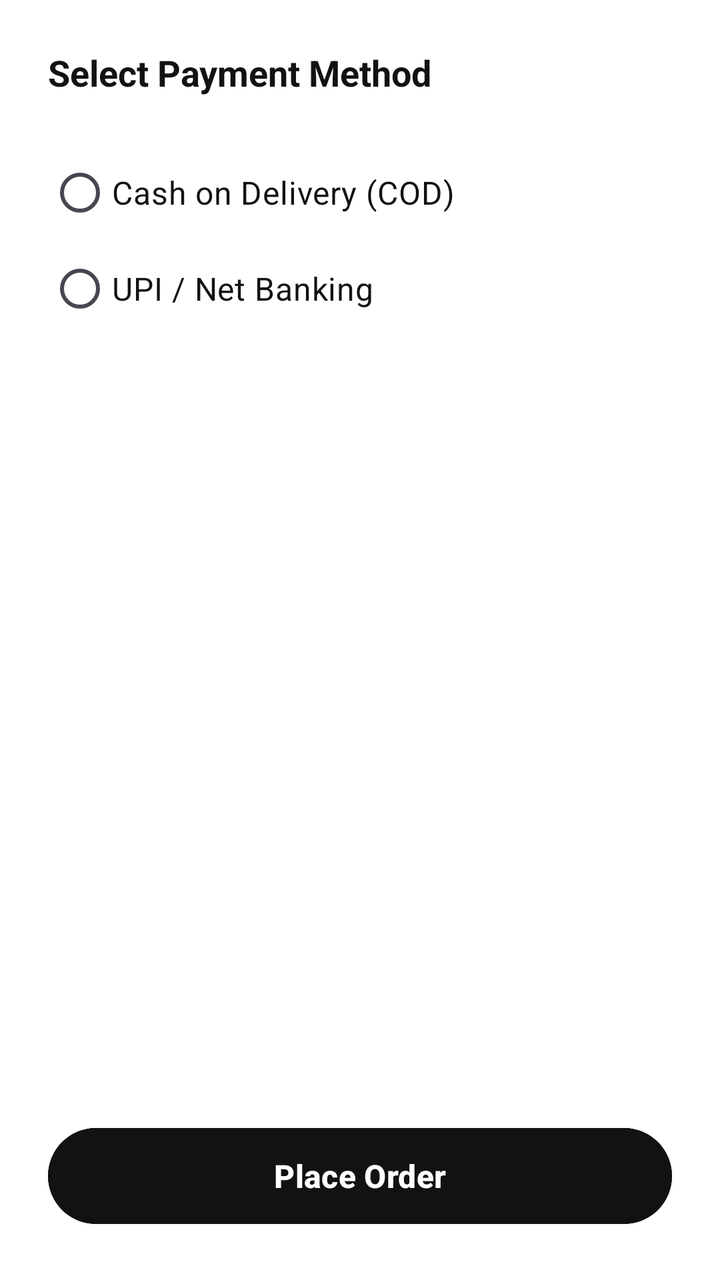
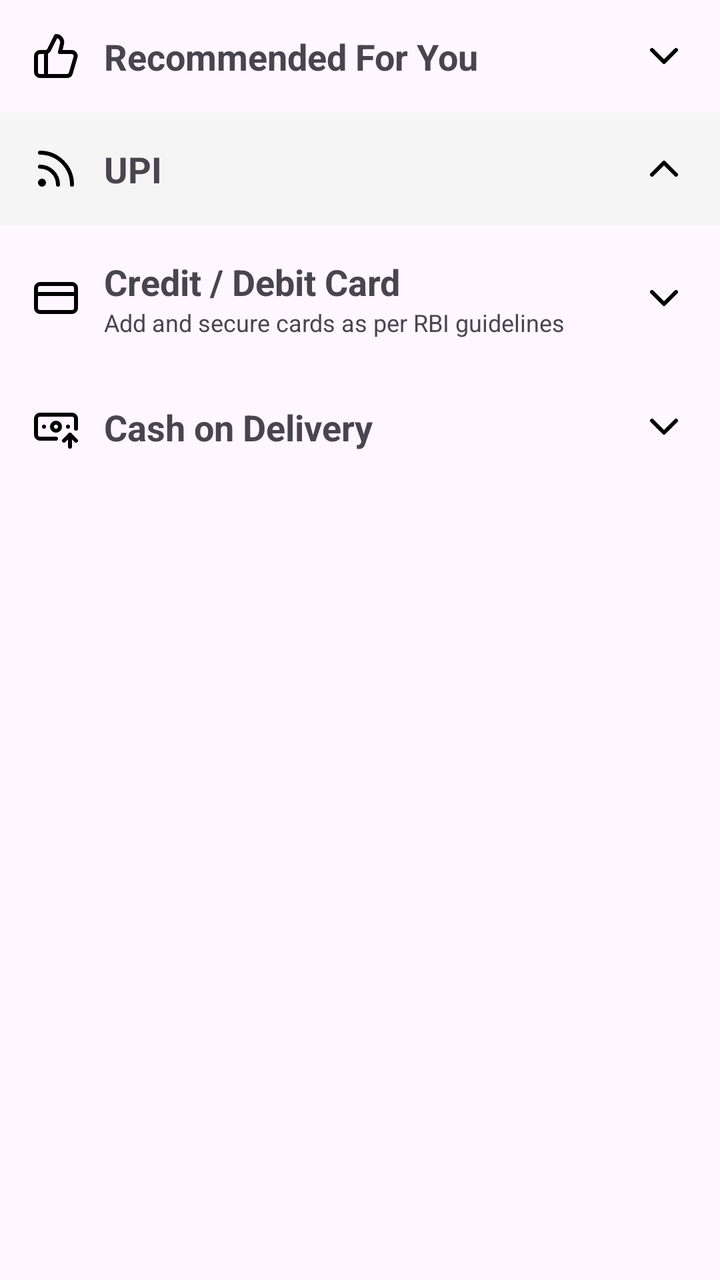

An Android layout rendered at two revisions. The XML below is the earlier revision; the diff shows what the commit changed to produce the second picture.
<!-- AndroidManifest.xml: application theme Theme.CityBasket -->
<!-- res/layout/fragment_payment.xml -->
<?xml version="1.0" encoding="utf-8"?>
<LinearLayout xmlns:android="http://schemas.android.com/apk/res/android"
    android:layout_width="match_parent"
    android:layout_height="match_parent"
    android:background="#FFFFFF"
    android:orientation="vertical"
    android:padding="24dp">

    <TextView
        android:layout_width="wrap_content"
        android:layout_height="wrap_content"
        android:text="Select Payment Method"
        android:textColor="#121212"
        android:textSize="18sp"
        android:textStyle="bold"
        android:layout_marginBottom="24dp"/>

    <RadioGroup
        android:layout_width="match_parent"
        android:layout_height="wrap_content"
        android:orientation="vertical">

        <RadioButton
            android:id="@+id/rbCod"
            android:layout_width="match_parent"
            android:layout_height="48dp"
            android:text="Cash on Delivery (COD)"
            android:buttonTint="#121212"
            android:textColor="#121212"
            android:textSize="16sp" />

        <RadioButton
            android:id="@+id/rbUpi"
            android:layout_width="match_parent"
            android:layout_height="48dp"
            android:text="UPI / Net Banking"
            android:buttonTint="#121212"
            android:textColor="#121212"
            android:textSize="16sp" />
    </RadioGroup>

    <View
        android:layout_width="match_parent"
        android:layout_height="0dp"
        android:layout_weight="1" />

    <Button
        android:id="@+id/btnPlaceOrder"
        android:layout_width="match_parent"
        android:layout_height="56dp"
        android:backgroundTint="#121212"
        android:text="Place Order"
        android:textColor="#FFFFFF"
        android:textSize="16sp"
        android:textStyle="bold" />
</LinearLayout>
<!-- resources referenced by this layout -->
<resources>
  <!-- unchanged entries left out for length: 2 -->
</resources>

<!-- the commit's change to res/layout/fragment_payment.xml (unified diff, before → after) -->
@@ -1,56 +1,183 @@
 <?xml version="1.0" encoding="utf-8"?>
 <LinearLayout xmlns:android="http://schemas.android.com/apk/res/android"
+    xmlns:app="http://schemas.android.com/apk/res-auto"
     android:layout_width="match_parent"
     android:layout_height="match_parent"
-    android:background="#FFFFFF"
-    android:orientation="vertical"
-    android:padding="24dp">
+    android:orientation="vertical">
 
-    <TextView
-        android:layout_width="wrap_content"
-        android:layout_height="wrap_content"
-        android:text="Select Payment Method"
-        android:textColor="#121212"
-        android:textSize="18sp"
-        android:textStyle="bold"
-        android:layout_marginBottom="24dp"/>
+    
 
-    <RadioGroup
-        android:layout_width="match_parent"
-        android:layout_height="wrap_content"
-        android:orientation="vertical">
-
-        <RadioButton
-            android:id="@+id/rbCod"
-            android:layout_width="match_parent"
-            android:layout_height="48dp"
-            android:text="Cash on Delivery (COD)"
-            android:buttonTint="#121212"
-            android:textColor="#121212"
-            android:textSize="16sp" />
-
-        <RadioButton
-            android:id="@+id/rbUpi"
-            android:layout_width="match_parent"
-            android:layout_height="48dp"
-            android:text="UPI / Net Banking"
-            android:buttonTint="#121212"
-            android:textColor="#121212"
-            android:textSize="16sp" />
-    </RadioGroup>
-
-    <View
+    <androidx.core.widget.NestedScrollView
         android:layout_width="match_parent"
         android:layout_height="0dp"
-        android:layout_weight="1" />
+        android:layout_weight="1">
 
-    <Button
-        android:id="@+id/btnPlaceOrder"
-        android:layout_width="match_parent"
-        android:layout_height="56dp"
-        android:backgroundTint="#121212"
-        android:text="Place Order"
-        android:textColor="#FFFFFF"
-        android:textSize="16sp"
-        android:textStyle="bold" />
+        <LinearLayout
+            android:layout_width="match_parent"
+            android:layout_height="wrap_content"
+            android:orientation="vertical">
+
+            
+
+            <LinearLayout
+                android:id="@+id/layoutRecommended"
+                android:layout_width="match_parent"
+                android:layout_height="wrap_content"
+                android:padding="16dp"
+                android:gravity="center_vertical"
+                android:orientation="horizontal">
+
+                <ImageView
+                    android:layout_width="24dp"
+                    android:layout_height="24dp"
+                    android:src="@drawable/ic_thumb_up"/>
+
+                <TextView
+                    android:layout_width="0dp"
+                    android:layout_height="wrap_content"
+                    android:layout_weight="1"
+                    android:layout_marginStart="12dp"
+                    android:text="Recommended For You"
+                    android:textStyle="bold"
+                    android:textSize="18sp"/>
+
+                <ImageView
+                    android:id="@+id/imgRecommendedArrow"
+                    android:layout_width="24dp"
+                    android:layout_height="24dp"
+                    android:src="@drawable/ic_arrow_down"/>
+            </LinearLayout>
+
+            
+
+            <LinearLayout
+                android:id="@+id/layoutUpiHeader"
+                android:layout_width="match_parent"
+                android:layout_height="wrap_content"
+                android:padding="16dp"
+                android:background="#F5F5F5"
+                android:gravity="center_vertical"
+                android:orientation="horizontal">
+
+                <ImageView
+                    android:layout_width="24dp"
+                    android:layout_height="24dp"
+                    android:src="@drawable/ic_upi"/>
+
+                <TextView
+                    android:layout_width="0dp"
+                    android:layout_height="wrap_content"
+                    android:layout_weight="1"
+                    android:layout_marginStart="12dp"
+                    android:text="UPI"
+                    android:textStyle="bold"
+                    android:textSize="18sp"/>
+
+                <ImageView
+                    android:id="@+id/imgUpiArrow"
+                    android:layout_width="24dp"
+                    android:layout_height="24dp"
+                    android:src="@drawable/ic_arrow_up"/>
+            </LinearLayout>
+
+            
+
+            <androidx.recyclerview.widget.RecyclerView
+                android:id="@+id/rvUpiApps"
+                android:layout_width="match_parent"
+                android:layout_height="wrap_content"
+                android:nestedScrollingEnabled="false"/>
+
+            
+
+            <LinearLayout
+                android:id="@+id/layoutCard"
+                android:layout_width="match_parent"
+                android:layout_height="wrap_content"
+                android:padding="16dp"
+                android:gravity="center_vertical"
+                android:orientation="horizontal">
+
+                <ImageView
+                    android:layout_width="24dp"
+                    android:layout_height="24dp"
+                    android:src="@drawable/ic_card"/>
+
+                <LinearLayout
+                    android:layout_width="0dp"
+                    android:layout_height="wrap_content"
+                    android:layout_weight="1"
+                    android:orientation="vertical"
+                    android:layout_marginStart="12dp">
+
+                    <TextView
+                        android:layout_width="wrap_content"
+                        android:layout_height="wrap_content"
+                        android:text="Credit / Debit Card"
+                        android:textStyle="bold"
+                        android:textSize="18sp"/>
+
+                    <TextView
+                        android:layout_width="wrap_content"
+                        android:layout_height="wrap_content"
+                        android:text="Add and secure cards as per RBI guidelines"
+                        android:textSize="12sp"/>
+                </LinearLayout>
+
+                <ImageView
+                    android:layout_width="24dp"
+                    android:layout_height="24dp"
+                    android:src="@drawable/ic_arrow_down"/>
+            </LinearLayout>
+
+            
+
+            <LinearLayout
+                android:id="@+id/layoutCod"
+                android:layout_width="match_parent"
+                android:layout_height="wrap_content"
+                android:padding="16dp"
+                android:gravity="center_vertical"
+                android:orientation="horizontal">
+
+                <ImageView
+                    android:layout_width="24dp"
+                    android:layout_height="24dp"
+                    android:src="@drawable/ic_cash"/>
+
+                <TextView
+                    android:layout_width="0dp"
+                    android:layout_height="wrap_content"
+                    android:layout_weight="1"
+                    android:layout_marginStart="12dp"
+                    android:text="Cash on Delivery"
+                    android:textStyle="bold"
+                    android:textSize="18sp"/>
+
+                <ImageView
+                    android:layout_width="24dp"
+                    android:layout_height="24dp"
+                    android:src="@drawable/ic_arrow_down"/>
+            </LinearLayout>
+
+        </LinearLayout>
+
+    </androidx.core.widget.NestedScrollView>
+
+
+
+
+
+
+
+
+
+
+
+
+
+
+
+
+
 </LinearLayout>
<!-- resource entries referenced after the edit -->
@@ -1,5 +1,153 @@
 <!-- resources referenced by this layout -->
 <resources>
+  <!-- drawable ic_arrow_down (drawable) -->
+  <vector xmlns:android="http://schemas.android.com/apk/res/android"
+      android:width="24dp"
+      android:height="24dp"
+      android:viewportWidth="24"
+      android:viewportHeight="24">
+    <path
+        android:pathData="m6,9 l6,6 6,-6"
+        android:strokeLineJoin="round"
+        android:strokeWidth="2"
+        android:fillColor="#00000000"
+        android:strokeColor="@color/black"
+        android:strokeLineCap="round"/>
+  </vector>
+  <!-- drawable ic_arrow_up (drawable) -->
+  <vector xmlns:android="http://schemas.android.com/apk/res/android"
+      android:width="24dp"
+      android:height="24dp"
+      android:viewportWidth="24"
+      android:viewportHeight="24">
+    <path
+        android:pathData="m18,15 l-6,-6 -6,6"
+        android:strokeLineJoin="round"
+        android:strokeWidth="2"
+        android:fillColor="#00000000"
+        android:strokeColor="@color/black"
+        android:strokeLineCap="round"/>
+  </vector>
+  <!-- drawable ic_card (drawable) -->
+  <vector xmlns:android="http://schemas.android.com/apk/res/android"
+      android:width="24dp"
+      android:height="24dp"
+      android:viewportWidth="24"
+      android:viewportHeight="24">
+    <path
+        android:pathData="M4,5L20,5A2,2 0,0 1,22 7L22,17A2,2 0,0 1,20 19L4,19A2,2 0,0 1,2 17L2,7A2,2 0,0 1,4 5z"
+        android:strokeLineJoin="round"
+        android:strokeWidth="2"
+        android:fillColor="#00000000"
+        android:strokeColor="@color/black"
+        android:strokeLineCap="round"/>
+    <path
+        android:pathData="M2,10L22,10"
+        android:strokeLineJoin="round"
+        android:strokeWidth="2"
+        android:fillColor="#00000000"
+        android:strokeColor="@color/black"
+        android:strokeLineCap="round"/>
+  </vector>
+  <!-- drawable ic_cash (drawable) -->
+  <vector xmlns:android="http://schemas.android.com/apk/res/android"
+      android:width="24dp"
+      android:height="24dp"
+      android:viewportWidth="24"
+      android:viewportHeight="24">
+    <path
+        android:pathData="M12,18H4a2,2 0,0 1,-2 -2V8a2,2 0,0 1,2 -2h16a2,2 0,0 1,2 2v5"
+        android:strokeLineJoin="round"
+        android:strokeWidth="2"
+        android:fillColor="#00000000"
+        android:strokeColor="@color/black"
+        android:strokeLineCap="round"/>
+    <path
+        android:pathData="M18,12h0.01"
+        android:strokeLineJoin="round"
+        android:strokeWidth="2"
+        android:fillColor="#00000000"
+        android:strokeColor="@color/black"
+        android:strokeLineCap="round"/>
+    <path
+        android:pathData="M19,22v-6"
+        android:strokeLineJoin="round"
+        android:strokeWidth="2"
+        android:fillColor="#00000000"
+        android:strokeColor="@color/black"
+        android:strokeLineCap="round"/>
+    <path
+        android:pathData="m22,19 l-3,-3 -3,3"
+        android:strokeLineJoin="round"
+        android:strokeWidth="2"
+        android:fillColor="#00000000"
+        android:strokeColor="@color/black"
+        android:strokeLineCap="round"/>
+    <path
+        android:pathData="M6,12h0.01"
+        android:strokeLineJoin="round"
+        android:strokeWidth="2"
+        android:fillColor="#00000000"
+        android:strokeColor="@color/black"
+        android:strokeLineCap="round"/>
+    <path
+        android:pathData="M12,12m-2,0a2,2 0,1 1,4 0a2,2 0,1 1,-4 0"
+        android:strokeLineJoin="round"
+        android:strokeWidth="2"
+        android:fillColor="#00000000"
+        android:strokeColor="@color/black"
+        android:strokeLineCap="round"/>
+  </vector>
+  <!-- drawable ic_thumb_up (drawable) -->
+  <vector xmlns:android="http://schemas.android.com/apk/res/android"
+      android:width="24dp"
+      android:height="24dp"
+      android:viewportWidth="24"
+      android:viewportHeight="24">
+    <path
+        android:pathData="M15,5.88 L14,10h5.83a2,2 0,0 1,1.92 2.56l-2.33,8A2,2 0,0 1,17.5 22H4a2,2 0,0 1,-2 -2v-8a2,2 0,0 1,2 -2h2.76a2,2 0,0 0,1.79 -1.11L12,2a3.13,3.13 0,0 1,3 3.88Z"
+        android:strokeLineJoin="round"
+        android:strokeWidth="2"
+        android:fillColor="#00000000"
+        android:strokeColor="@color/black"
+        android:strokeLineCap="round"/>
+    <path
+        android:pathData="M7,10v12"
+        android:strokeLineJoin="round"
+        android:strokeWidth="2"
+        android:fillColor="#00000000"
+        android:strokeColor="@color/black"
+        android:strokeLineCap="round"/>
+  </vector>
+  <!-- drawable ic_upi (drawable) -->
+  <vector xmlns:android="http://schemas.android.com/apk/res/android"
+      android:width="24dp"
+      android:height="24dp"
+      android:viewportWidth="24"
+      android:viewportHeight="24">
+    <path
+        android:pathData="M4,11a9,9 0,0 1,9 9"
+        android:strokeLineJoin="round"
+        android:strokeWidth="2"
+        android:fillColor="#00000000"
+        android:strokeColor="@color/black"
+        android:strokeLineCap="round"/>
+    <path
+        android:pathData="M4,4a16,16 0,0 1,16 16"
+        android:strokeLineJoin="round"
+        android:strokeWidth="2"
+        android:fillColor="#00000000"
+        android:strokeColor="@color/black"
+        android:strokeLineCap="round"/>
+    <path
+        android:pathData="M5,19m-1,0a1,1 0,1 1,2 0a1,1 0,1 1,-2 0"
+        android:strokeLineJoin="round"
+        android:strokeWidth="2"
+        android:fillColor="#00000000"
+        android:strokeColor="@color/black"
+        android:strokeLineCap="round"/>
+  </vector>
+  <color name="black">#FF000000</color>
   <!-- unchanged entries left out for length: 2 -->
 </resources>
 
